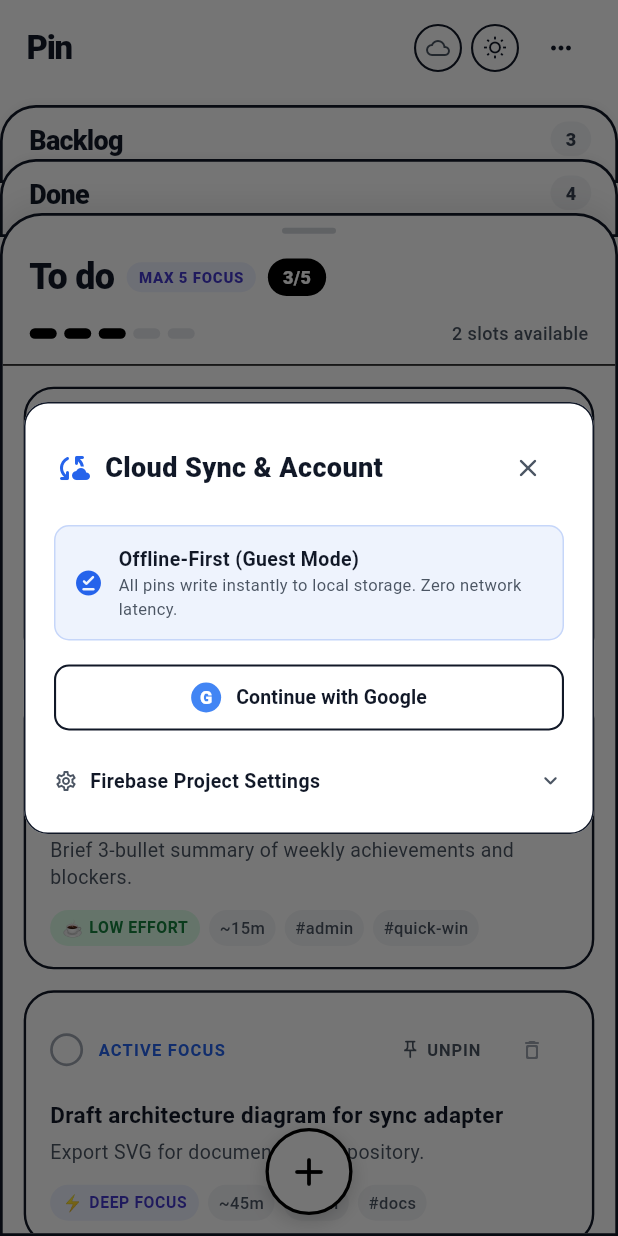
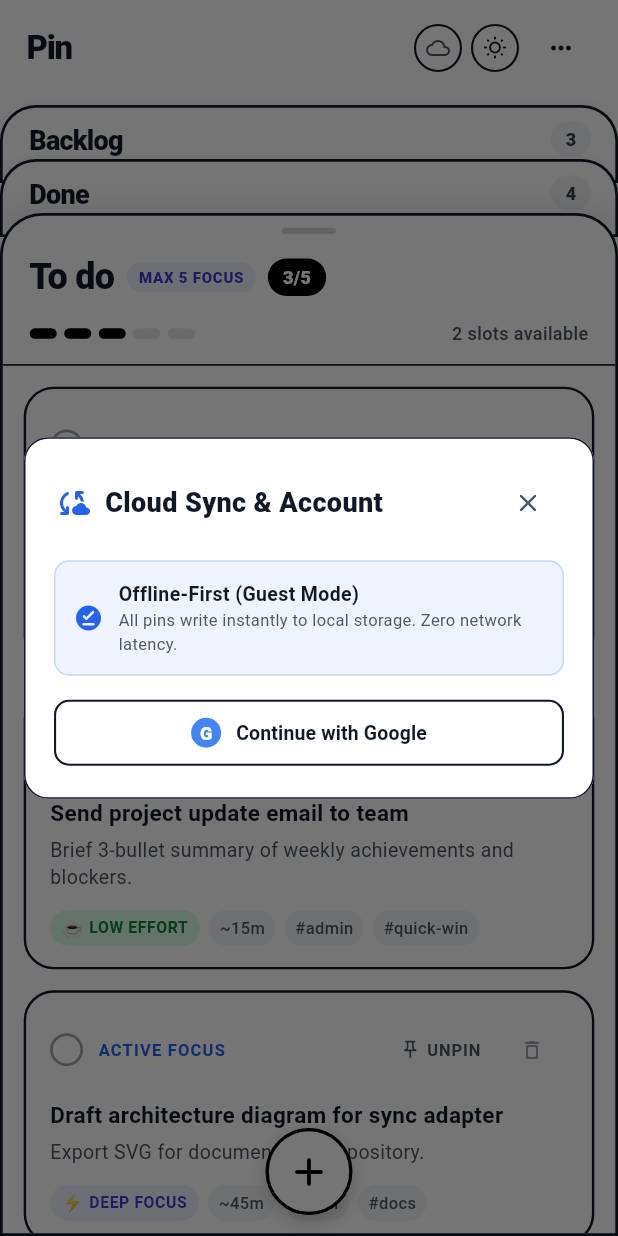
Before and after one commit to Cris92bb/Pin, a Flutter app: the screen it shows after launch, after a tap on the "cloud queue" icon, on a phone screen of 412 x 824 dp. Run offline on Flutter 3.47's test engine with Material 3 defaults, Android fonts, the phone set to English and light mode, and no system bars; our stand-ins replace flutter_riverpod, shared_preferences.

Commit message:
refactor(sync): remove manual firebase project settings UI

```diff
--- a/lib/features/sync/ui/firebase_account_modal.dart
+++ b/lib/features/sync/ui/firebase_account_modal.dart
@@ -21,29 +21,7 @@ class FirebaseAccountModal extends ConsumerStatefulWidget {
 }
 
 class _FirebaseAccountModalState extends ConsumerState<FirebaseAccountModal> {
-  late TextEditingController _apiKeyController;
-  late TextEditingController _projectIdController;
-  late TextEditingController _databaseIdController;
-
-  bool _showConfigSection = false;
   String? _localNotice;
-
-  @override
-  void initState() {
-    super.initState();
-    final config = ref.read(syncControllerProvider).config;
-    _apiKeyController = TextEditingController(text: config.apiKey);
-    _projectIdController = TextEditingController(text: config.projectId);
-    _databaseIdController = TextEditingController(text: config.firestoreDatabaseId);
-  }
-
-  @override
-  void dispose() {
-    _apiKeyController.dispose();
-    _projectIdController.dispose();
-    _databaseIdController.dispose();
-    super.dispose();
-  }
 
   Future<void> _handleGoogleSignIn([String? email]) async {
     final controller = ref.read(syncControllerProvider.notifier);
@@ -107,26 +85,6 @@ class _FirebaseAccountModalState extends ConsumerState<FirebaseAccountModal> {
     if (mounted) {
       setState(() {
         _localNotice = success ? 'Signed in as $chosenEmail' : null;
-      });
-    }
-  }
-
-  Future<void> _handleSaveConfig() async {
-    final controller = ref.read(syncControllerProvider.notifier);
-    final currentConfig = ref.read(syncControllerProvider).config;
-
-    final newConfig = currentConfig.copyWith(
-      apiKey: _apiKeyController.text.trim(),
-      projectId: _projectIdController.text.trim(),
-      firestoreDatabaseId: _databaseIdController.text.trim().isEmpty
-          ? '(default)'
-          : _databaseIdController.text.trim(),
-    );
-
-    await controller.updateConfig(newConfig);
-    if (mounted) {
-      setState(() {
-        _localNotice = 'Firebase configuration saved!';
       });
     }
   }
@@ -262,48 +220,6 @@ class _FirebaseAccountModalState extends ConsumerState<FirebaseAccountModal> {
                 _buildSignedInCard(syncState, textPrimary, textSecondary, isDark, borderColor),
               ] else ...[
                 _buildGuestCard(syncState, textPrimary, textSecondary, isDark, borderColor),
-              ],
-
-              const SizedBox(height: 16),
-
-              // Firebase Project Configuration Accordion
-              InkWell(
-                onTap: () => setState(() => _showConfigSection = !_showConfigSection),
-                child: Padding(
-                  padding: const EdgeInsets.symmetric(vertical: 6),
-                  child: Row(
-                    children: [
-                      Icon(
-                        Icons.settings_outlined,
-                        size: 16,
-                        color: textSecondary,
-                      ),
-                      const SizedBox(width: 8),
-                      Expanded(
-                        child: Text(
-                          'Firebase Project Settings',
-                          style: TextStyle(
-                            fontSize: 13,
-                            fontWeight: FontWeight.w600,
-                            color: textPrimary,
-                          ),
-                        ),
-                      ),
-                      Icon(
-                        _showConfigSection
-                            ? Icons.keyboard_arrow_up_rounded
-                            : Icons.keyboard_arrow_down_rounded,
-                        color: textSecondary,
-                        size: 18,
-                      ),
-                    ],
-                  ),
-                ),
-              ),
-
-              if (_showConfigSection) ...[
-                const SizedBox(height: 8),
-                _buildConfigSection(textPrimary, textSecondary, isDark, borderColor),
               ],
             ],
           ),
@@ -550,74 +466,4 @@ class _FirebaseAccountModalState extends ConsumerState<FirebaseAccountModal> {
       ],
     );
   }
-
-  Widget _buildConfigSection(
-    Color textPrimary,
-    Color textSecondary,
-    bool isDark,
-    Color borderColor,
-  ) {
-    return Container(
-      padding: const EdgeInsets.all(12),
-      decoration: BoxDecoration(
-        color: isDark ? PinTokens.darkCanvasBg : PinTokens.lightCanvasBg,
-        borderRadius: PinTokens.radiusMd,
-        border: Border.all(color: borderColor),
-      ),
-      child: Column(
-        crossAxisAlignment: CrossAxisAlignment.stretch,
-        children: [
-          Text(
-            'Connect your Firebase Project',
-            style: TextStyle(
-              fontSize: 12,
-              fontWeight: FontWeight.w700,
-              color: textPrimary,
-            ),
-          ),
-          const SizedBox(height: 4),
-          Text(
-            'Stores board snapshot under /users/{userId}/meta/board with 1,000ms debounce.',
-            style: TextStyle(fontSize: 11, color: textSecondary),
-          ),
-          const SizedBox(height: 10),
-
-          TextField(
-            controller: _apiKeyController,
-            decoration: const InputDecoration(
-              labelText: 'Firebase API Key',
-              isDense: true,
-              border: OutlineInputBorder(borderRadius: PinTokens.radiusSm),
-            ),
-          ),
-          const SizedBox(height: 8),
-
-          TextField(
-            controller: _projectIdController,
-            decoration: const InputDecoration(
-              labelText: 'Project ID',
-              isDense: true,
-              border: OutlineInputBorder(borderRadius: PinTokens.radiusSm),
-            ),
-          ),
-          const SizedBox(height: 8),
-
-          TextField(
-            controller: _databaseIdController,
-            decoration: const InputDecoration(
-              labelText: 'Firestore Database ID (default: (default))',
-              isDense: true,
-              border: OutlineInputBorder(borderRadius: PinTokens.radiusSm),
-            ),
-          ),
-          const SizedBox(height: 10),
-
-          ElevatedButton(
-            onPressed: _handleSaveConfig,
-            child: const Text('Save Credentials'),
-          ),
-        ],
-      ),
-    );
-  }
 }
```
Also changed, not shown: 2 other files.
